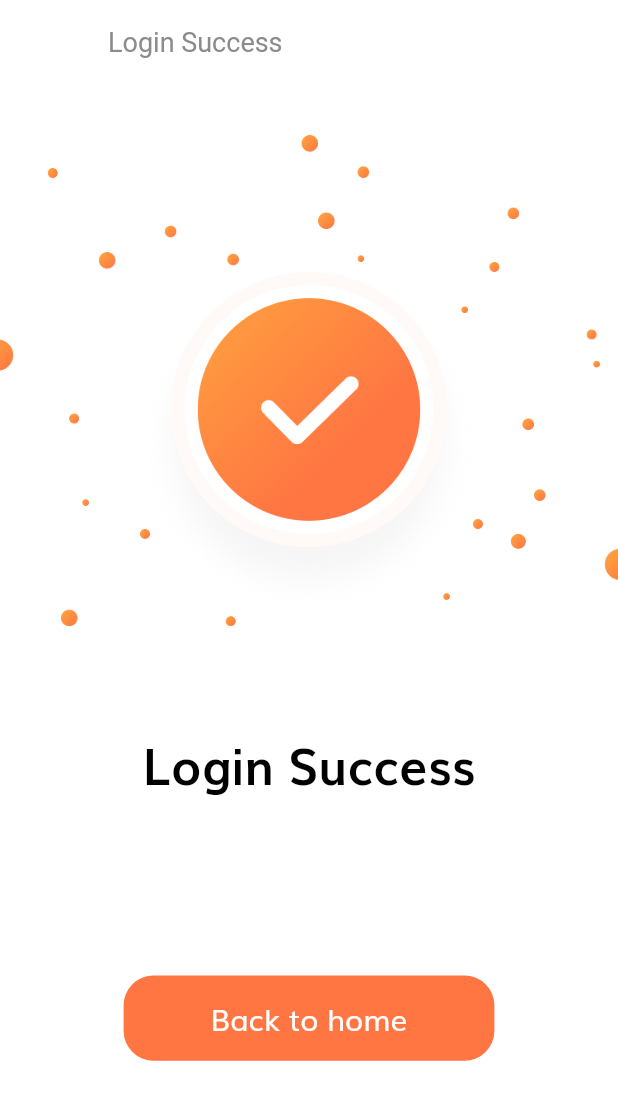
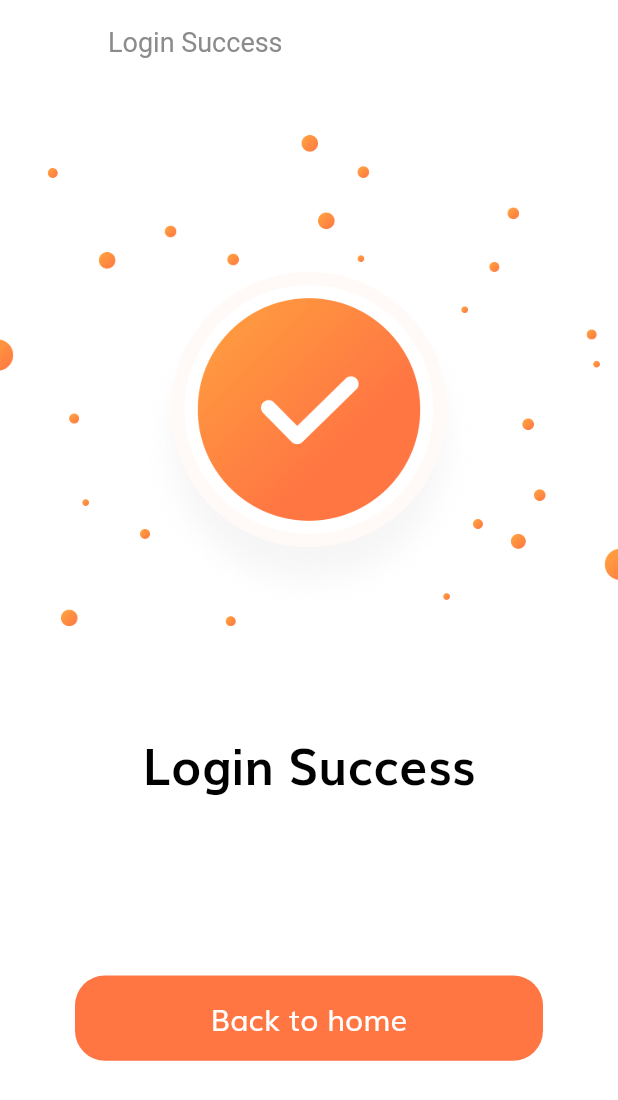
Before and after one commit to my-hoang-huu/library_app, a Flutter app: the LoginSuccessScreen screen opened by its route, on a phone screen of 412 x 824 dp. Shown: the top 1100 px of the screen. Run offline on Flutter 3.47's test engine with Material 2 defaults, Android fonts, the phone set to English and light mode, and no system bars; our stand-ins replace flutter_svg.

Commit message:
rename variables

```diff
--- a/library_app/lib/models/Book.dart
+++ b/library_app/lib/models/Book.dart
@@ -21,7 +21,7 @@ class Book {
   });
 }
 
-// Our demo Products
+// Our demo Books
 
 List<Book> demoBooks = [
   Book(
@@ -48,7 +48,7 @@ List<Book> demoBooks = [
   Book(
     id: 2,
     images: [
-      "assets/images/Image Popular Product 2.png",
+      "assets/images/Image Popular Book 2.png",
     ],
     colors: [
       Color(0xFFF6625E),
--- a/library_app/lib/screens/details/components/book_images.dart
+++ b/library_app/lib/screens/details/components/book_images.dart
@@ -36,14 +36,14 @@ class _BookImagesState extends State<BookImages> {
         Row(
           mainAxisAlignment: MainAxisAlignment.center,
           children: [
-            ...List.generate(widget.book.images.length, (index) => buildSmallProductPreview(index)),
+            ...List.generate(widget.book.images.length, (index) => buildSmallBookPreview(index)),
           ],
         )
       ],
     );
   }
 
-  GestureDetector buildSmallProductPreview(int index) {
+  GestureDetector buildSmallBookPreview(int index) {
     return GestureDetector(
       onTap: () {
         setState(() {
--- a/library_app/lib/screens/home/components/popular_book.dart
+++ b/library_app/lib/screens/home/components/popular_book.dart
@@ -12,7 +12,7 @@ class PopularBooks extends StatelessWidget {
       children: [
         Padding(
           padding: EdgeInsets.symmetric(horizontal: getProportionateScreenWidth(20)),
-          child: SectionTitle(title: "Popular Products", press: () {}),
+          child: SectionTitle(title: "Popular Books", press: () {}),
         ),
         SizedBox(height: getProportionateScreenWidth(20)),
         SingleChildScrollView(
--- a/library_app/lib/screens/home/components/search_field.dart
+++ b/library_app/lib/screens/home/components/search_field.dart
@@ -17,6 +17,7 @@ class SearchField extends StatelessWidget {
         borderRadius: BorderRadius.circular(15),
       ),
       child: TextField(
+        autofocus: false,
         onChanged: (value) => print(value),
         decoration: InputDecoration(
             contentPadding: EdgeInsets.symmetric(
--- a/library_app/lib/screens/login_success/components/body.dart
+++ b/library_app/lib/screens/login_success/components/body.dart
@@ -7,6 +7,7 @@ class Body extends StatelessWidget {
   @override
   Widget build(BuildContext context) {
     return Column(
+      crossAxisAlignment: CrossAxisAlignment.center,
       children: [
         SizedBox(height: SizeConfig.screenHeight * 0.04),
         Image.asset(
@@ -23,13 +24,15 @@ class Body extends StatelessWidget {
           ),
         ),
         Spacer(),
-        SizedBox(
-          width: SizeConfig.screenWidth * 0.6,
-          child: DefaultButton(
-            text: "Back to home",
-            press: () {
-              Navigator.pushNamed(context, HomeScreen.routeName);
-            },
+        Padding(
+          padding: const EdgeInsets.symmetric(horizontal: 50),
+          child: SizedBox(
+            child: DefaultButton(
+              text: "Back to home",
+              press: () {
+                Navigator.pushNamed(context, HomeScreen.routeName);
+              },
+            ),
           ),
         ),
         Spacer(),
--- a/library_app/lib/screens/sign_in/components/sign_form.dart
+++ b/library_app/lib/screens/sign_in/components/sign_form.dart
@@ -72,7 +72,7 @@ class _SignFormState extends State<SignForm> {
           DefaultButton(
             text: "Continue",
             press: () {
-              if (_formKey.currentState!.validate()) {
+              if (true || _formKey.currentState!.validate()) {
                 _formKey.currentState!.save();
                 // if all are valid then go to success screen
                 KeyboardUtil.hideKeyboard(context);
```
